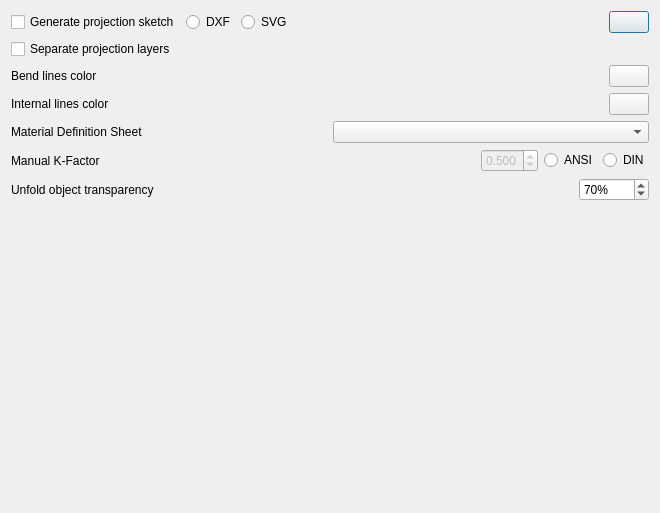
Old version of the form UnfoldOptions.ui in the repository shaise/FreeCAD_SheetMetal.
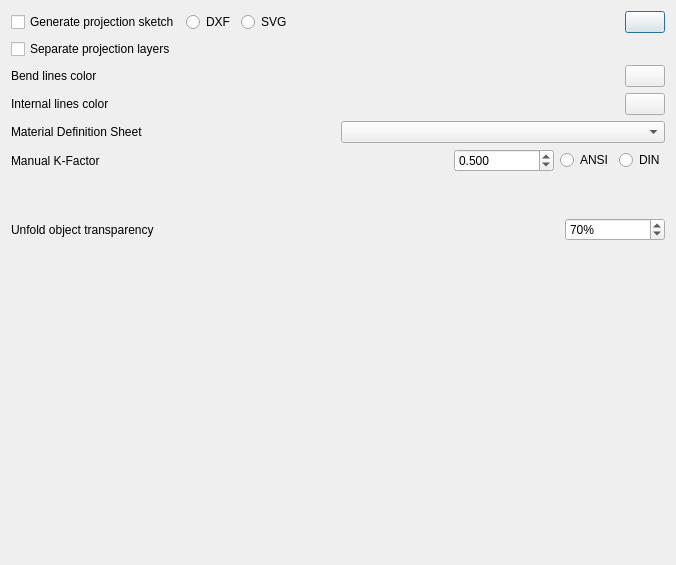
New version of the form. Custom widgets are drawn as their Qt base class.

Commit message: UI color settings work

Diff of the .ui file:
```diff
--- a/UnfoldOptions.ui
+++ b/UnfoldOptions.ui
@@ -6,8 +6,8 @@
    <rect>
     <x>0</x>
     <y>0</y>
-    <width>660</width>
-    <height>513</height>
+    <width>676</width>
+    <height>565</height>
    </rect>
   </property>
   <property name="windowTitle">
@@ -166,17 +166,17 @@
      <item>
       <widget class="QDoubleSpinBox" name="kFactSpin">
        <property name="enabled">
-        <bool>false</bool>
+        <bool>true</bool>
        </property>
        <property name="sizePolicy">
-        <sizepolicy hsizetype="Maximum" vsizetype="Fixed">
+        <sizepolicy hsizetype="Expanding" vsizetype="Fixed">
          <horstretch>0</horstretch>
          <verstretch>0</verstretch>
         </sizepolicy>
        </property>
        <property name="maximumSize">
         <size>
-         <width>70</width>
+         <width>100</width>
          <height>16777215</height>
         </size>
        </property>
@@ -220,6 +220,12 @@
      </property>
      <item>
       <widget class="QLabel" name="label">
+       <property name="sizePolicy">
+        <sizepolicy hsizetype="Minimum" vsizetype="MinimumExpanding">
+         <horstretch>0</horstretch>
+         <verstretch>0</verstretch>
+        </sizepolicy>
+       </property>
        <property name="text">
         <string>Unfold object transparency</string>
        </property>
@@ -228,14 +234,14 @@
      <item>
       <widget class="QSpinBox" name="transSpin">
        <property name="sizePolicy">
-        <sizepolicy hsizetype="Maximum" vsizetype="Fixed">
+        <sizepolicy hsizetype="Preferred" vsizetype="Fixed">
          <horstretch>0</horstretch>
          <verstretch>0</verstretch>
         </sizepolicy>
        </property>
        <property name="maximumSize">
         <size>
-         <width>70</width>
+         <width>100</width>
          <height>16777215</height>
         </size>
        </property>
```
The commit also changes 2 other files.
